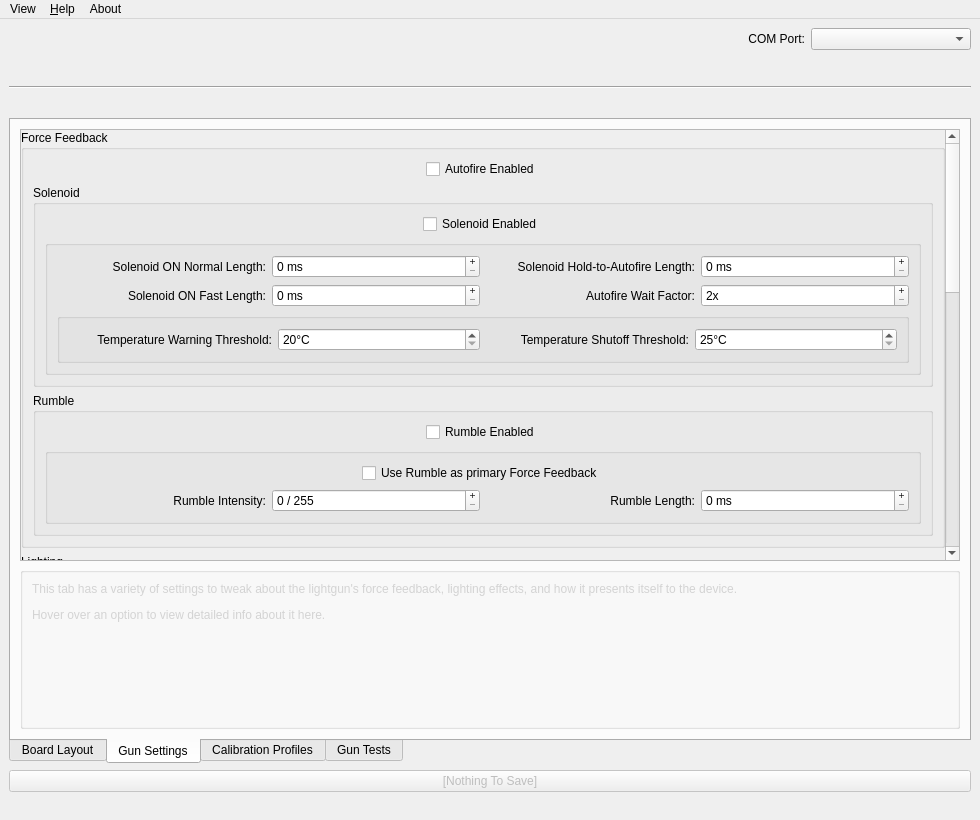
First picture: the form in src/appmainwindow.ui, repository TeamOpenFIRE/OpenFIRE-App, before the edit.
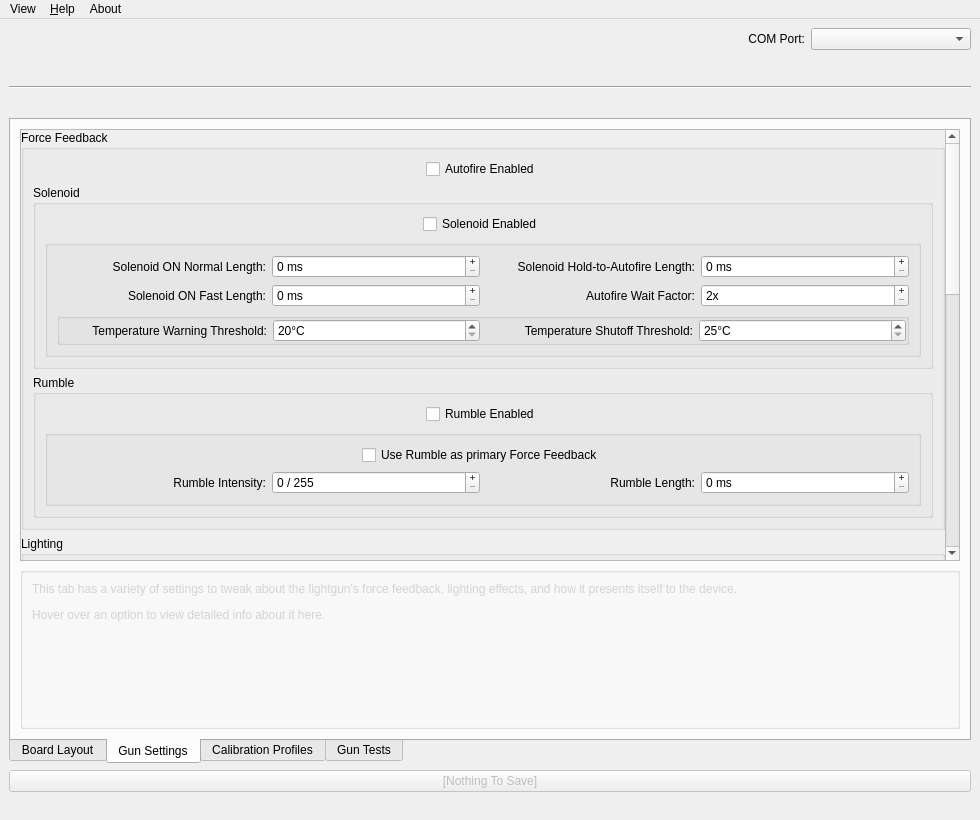
Second picture: the form after the edit. The open tabs and pages were chosen to show the change. Icons and pictures are not drawn.

Commit message: Tweak look of solenoid temp box

What changed in the file:
```diff
--- a/src/appmainwindow.ui
+++ b/src/appmainwindow.ui
@@ -283,7 +283,7 @@
              <x>0</x>
              <y>0</y>
              <width>924</width>
-             <height>1245</height>
+             <height>1210</height>
             </rect>
            </property>
            <layout class="QVBoxLayout" name="verticalLayout_3" stretch="0,0,0,0,0,1,0">
@@ -680,7 +680,22 @@
                        <property name="title">
                         <string/>
                        </property>
+                       <property name="flat">
+                        <bool>true</bool>
+                       </property>
                        <layout class="QGridLayout" name="gridLayout_12">
+                        <property name="leftMargin">
+                         <number>0</number>
+                        </property>
+                        <property name="topMargin">
+                         <number>0</number>
+                        </property>
+                        <property name="rightMargin">
+                         <number>0</number>
+                        </property>
+                        <property name="bottomMargin">
+                         <number>0</number>
+                        </property>
                         <item row="0" column="0">
                          <widget class="QLabel" name="label_14">
                           <property name="text">
```
